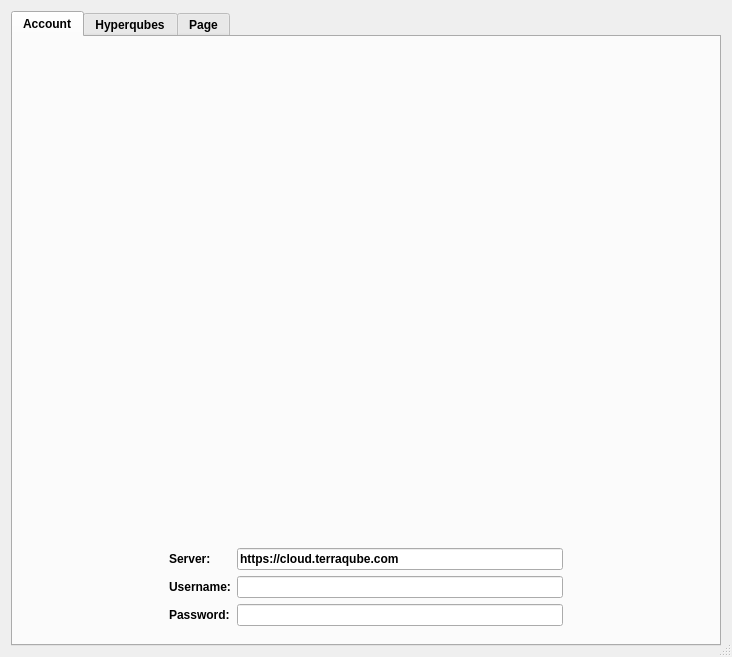
The window that terraqube_cloud_dialog_base.ui (terraqube/terraqube_cloud) describes before a commit, drawn with Qt 5.
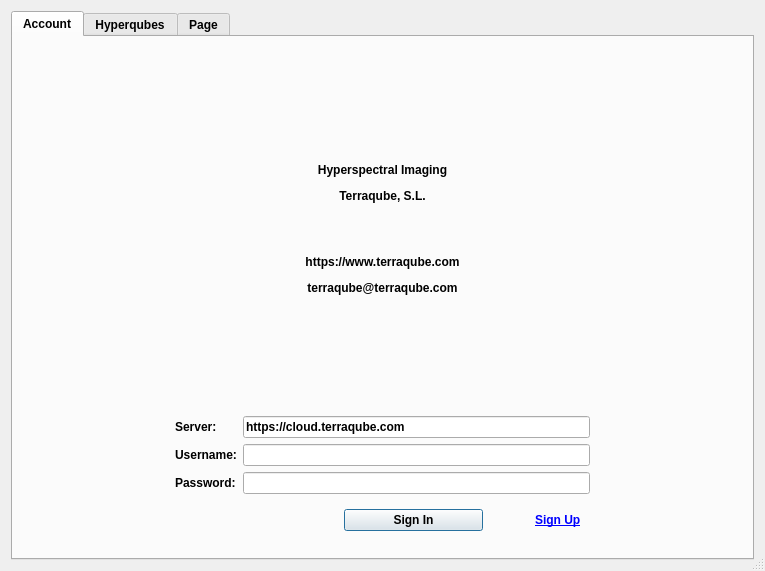
The same window after the commit. The open tabs and pages were chosen to show the change. Icons and pictures are not drawn.

Commit message: Account finished

The edit to the form file:
```diff
--- a/terraqube_cloud_dialog_base.ui
+++ b/terraqube_cloud_dialog_base.ui
@@ -6,8 +6,8 @@
    <rect>
     <x>0</x>
     <y>0</y>
-    <width>732</width>
-    <height>657</height>
+    <width>765</width>
+    <height>571</height>
    </rect>
   </property>
   <property name="windowTitle">
@@ -102,6 +102,66 @@
               <property name="inputMethodHints">
                <set>Qt::ImhSensitiveData</set>
               </property>
+              <property name="echoMode">
+               <enum>QLineEdit::Password</enum>
+              </property>
+             </widget>
+            </item>
+            <item row="4" column="1">
+             <widget class="QWidget" name="widget" native="true">
+              <layout class="QHBoxLayout" name="horizontalLayout_2" stretch="2,3,1,1">
+               <item>
+                <spacer name="horizontalSpacer_3">
+                 <property name="orientation">
+                  <enum>Qt::Horizontal</enum>
+                 </property>
+                 <property name="sizeHint" stdset="0">
+                  <size>
+                   <width>40</width>
+                   <height>20</height>
+                  </size>
+                 </property>
+                </spacer>
+               </item>
+               <item>
+                <widget class="QPushButton" name="signInButton">
+                 <property name="text">
+                  <string>Sign In</string>
+                 </property>
+                </widget>
+               </item>
+               <item>
+                <spacer name="horizontalSpacer_5">
+                 <property name="orientation">
+                  <enum>Qt::Horizontal</enum>
+                 </property>
+                 <property name="sizeHint" stdset="0">
+                  <size>
+                   <width>40</width>
+                   <height>20</height>
+                  </size>
+                 </property>
+                </spacer>
+               </item>
+               <item>
+                <widget class="QLabel" name="signUpLink">
+                 <property name="font">
+                  <font>
+                   <underline>true</underline>
+                  </font>
+                 </property>
+                 <property name="text">
+                  <string>&lt;a href=&quot;https://www.terraqube.com/&quot;&gt;Sign Up&lt;/a&gt;</string>
+                 </property>
+                 <property name="textFormat">
+                  <enum>Qt::RichText</enum>
+                 </property>
+                 <property name="openExternalLinks">
+                  <bool>true</bool>
+                 </property>
+                </widget>
+               </item>
+              </layout>
              </widget>
             </item>
            </layout>
@@ -123,12 +183,22 @@
          <item row="1" column="1">
           <layout class="QVBoxLayout" name="verticalLayout_3">
            <item>
-            <widget class="QLabel" name="label_3">
+            <widget class="QLabel" name="logo">
              <property name="text">
               <string/>
              </property>
-             <property name="scaledContents">
-              <bool>true</bool>
+             <property name="pixmap">
+              <pixmap resource="resources.qrc">:/plugins/terraqube_cloud/logo.png</pixmap>
+             </property>
+             <property name="alignment">
+              <set>Qt::AlignCenter</set>
+             </property>
+            </widget>
+           </item>
+           <item>
+            <widget class="QLabel" name="label_3">
+             <property name="text">
+              <string>&lt;html&gt;&lt;head/&gt;&lt;body&gt;&lt;p align=&quot;center&quot;&gt;Hyperspectral Imaging&lt;/p&gt;&lt;p align=&quot;center&quot;&gt;Terraqube, S.L.&lt;/p&gt;&lt;p align=&quot;center&quot;&gt;&lt;br/&gt;&lt;/p&gt;&lt;p align=&quot;center&quot;&gt;https://www.terraqube.com&lt;/p&gt;&lt;p align=&quot;center&quot;&gt;terraqube@terraqube.com&lt;/p&gt;&lt;/body&gt;&lt;/html&gt;</string>
              </property>
              <property name="alignment">
               <set>Qt::AlignCenter</set>
```
Left out of the diff: 7 changed lines with no effect on the pictures. The commit also changes 1 other file.
